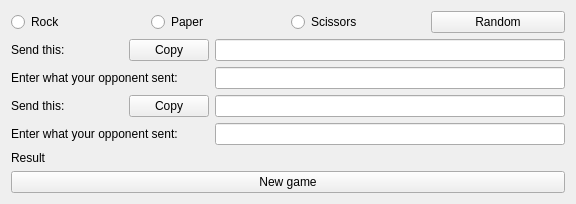
The window that ui/mainwindow.ui (bit-fag/rpsqt) describes before a commit, drawn with Qt 5.
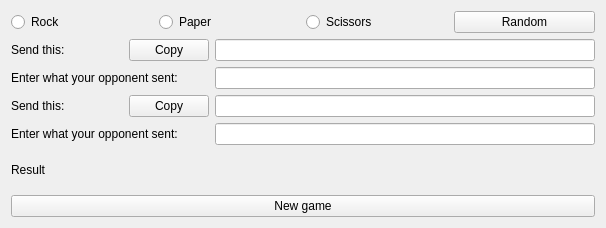
The same window after the commit. Icons and pictures are not drawn.

Commit message: Widen lineedits

```diff
--- a/ui/mainwindow.ui
+++ b/ui/mainwindow.ui
@@ -6,8 +6,8 @@
    <rect>
     <x>0</x>
     <y>0</y>
-    <width>576</width>
-    <height>177</height>
+    <width>606</width>
+    <height>228</height>
    </rect>
   </property>
   <property name="sizePolicy">
@@ -105,7 +105,7 @@
         </property>
         <property name="minimumSize">
          <size>
-          <width>350</width>
+          <width>380</width>
           <height>0</height>
          </size>
         </property>
```
